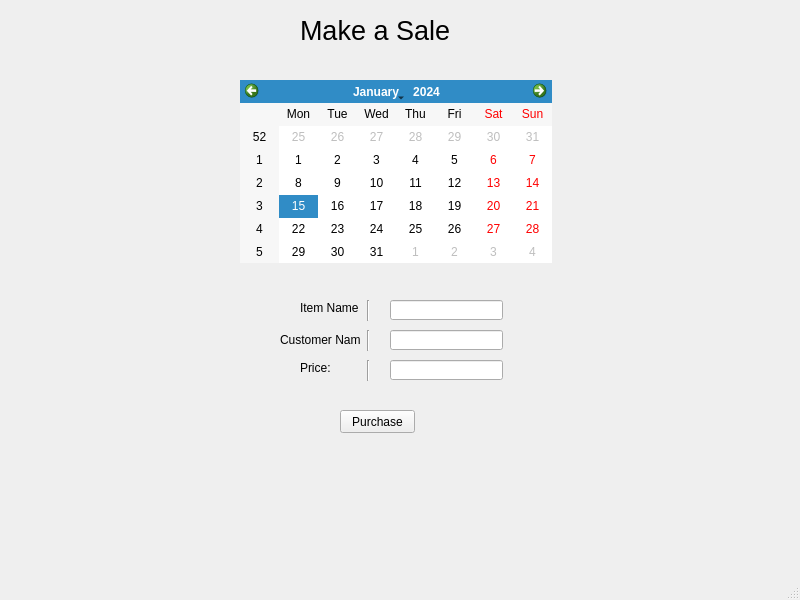
Qt form make_sale/make_sale.ui (WinterCS003/CS008_Project1) before a commit.
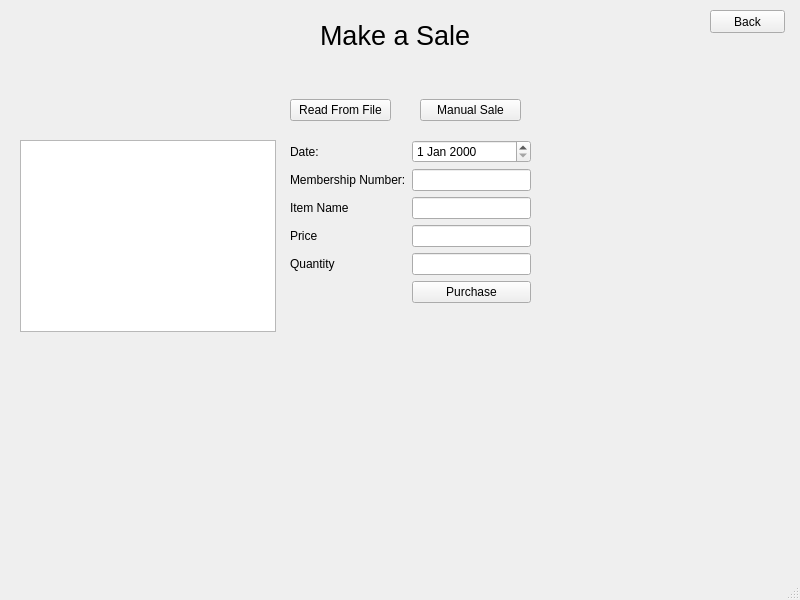
The same form after that commit.

Commit message: All sales related reports and functions

What changed in the file:
```diff
--- a/make_sale/make_sale.ui
+++ b/make_sale/make_sale.ui
@@ -14,153 +14,162 @@
    <string>make_sale</string>
   </property>
   <widget class="QWidget" name="centralwidget">
-   <widget class="QLabel" name="title">
+   <widget class="QWidget" name="horizontalLayoutWidget">
     <property name="geometry">
      <rect>
-      <x>300</x>
+      <x>320</x>
       <y>10</y>
-      <width>151</width>
-      <height>41</height>
+      <width>181</width>
+      <height>51</height>
      </rect>
     </property>
-    <property name="font">
-     <font>
-      <pointsize>20</pointsize>
-     </font>
-    </property>
-    <property name="text">
-     <string>Make a Sale</string>
-    </property>
+    <layout class="QHBoxLayout" name="titleLayout">
+     <item>
+      <widget class="QLabel" name="Title">
+       <property name="font">
+        <font>
+         <pointsize>20</pointsize>
+        </font>
+       </property>
+       <property name="text">
+        <string>Make a Sale</string>
+       </property>
+      </widget>
+     </item>
+    </layout>
    </widget>
-   <widget class="QLabel" name="item_name">
+   <widget class="QWidget" name="formLayoutWidget">
     <property name="geometry">
      <rect>
-      <x>300</x>
-      <y>300</y>
-      <width>61</width>
-      <height>16</height>
+      <x>290</x>
+      <y>140</y>
+      <width>241</width>
+      <height>244</height>
      </rect>
     </property>
-    <property name="text">
-     <string>Item Name</string>
-    </property>
+    <layout class="QFormLayout" name="saleLayout">
+     <item row="0" column="0">
+      <widget class="QLabel" name="dateLabel">
+       <property name="text">
+        <string>Date: </string>
+       </property>
+      </widget>
+     </item>
+     <item row="0" column="1">
+      <widget class="QDateEdit" name="date"/>
+     </item>
+     <item row="1" column="0">
+      <widget class="QLabel" name="numberLabel">
+       <property name="text">
+        <string>Membership Number:</string>
+       </property>
+      </widget>
+     </item>
+     <item row="1" column="1">
+      <widget class="QLineEdit" name="number"/>
+     </item>
+     <item row="2" column="0">
+      <widget class="QLabel" name="nameLabel">
+       <property name="text">
+        <string>Item Name</string>
+       </property>
+      </widget>
+     </item>
+     <item row="2" column="1">
+      <widget class="QLineEdit" name="name"/>
+     </item>
+     <item row="3" column="0">
+      <widget class="QLabel" name="priceLabel">
+       <property name="text">
+        <string>Price</string>
+       </property>
+      </widget>
+     </item>
+     <item row="3" column="1">
+      <widget class="QLineEdit" name="price"/>
+     </item>
+     <item row="4" column="0">
+      <widget class="QLabel" name="quantityLabel">
+       <property name="text">
+        <string>Quantity</string>
+       </property>
+      </widget>
+     </item>
+     <item row="4" column="1">
+      <widget class="QLineEdit" name="quantity"/>
+     </item>
+     <item row="5" column="1">
+      <layout class="QHBoxLayout" name="submitLayout">
+       <item>
+        <widget class="QPushButton" name="makePurchase">
+         <property name="text">
+          <string>Purchase</string>
+         </property>
+        </widget>
+       </item>
+      </layout>
+     </item>
+    </layout>
    </widget>
-   <widget class="QCalendarWidget" name="calendarWidget">
+   <widget class="QWidget" name="verticalLayoutWidget">
     <property name="geometry">
      <rect>
-      <x>240</x>
-      <y>80</y>
-      <width>312</width>
-      <height>183</height>
+      <x>290</x>
+      <y>90</y>
+      <width>101</width>
+      <height>41</height>
      </rect>
     </property>
+    <layout class="QVBoxLayout" name="fileLayout">
+     <item>
+      <widget class="QPushButton" name="fileInput">
+       <property name="text">
+        <string>Read From File</string>
+       </property>
+      </widget>
+     </item>
+    </layout>
    </widget>
-   <widget class="Line" name="line">
+   <widget class="QWidget" name="verticalLayoutWidget_2">
     <property name="geometry">
      <rect>
-      <x>360</x>
-      <y>300</y>
-      <width>16</width>
-      <height>21</height>
+      <x>420</x>
+      <y>90</y>
+      <width>101</width>
+      <height>41</height>
      </rect>
     </property>
-    <property name="orientation">
-     <enum>Qt::Vertical</enum>
-    </property>
+    <layout class="QVBoxLayout" name="manualLayout">
+     <item>
+      <widget class="QPushButton" name="manualSale">
+       <property name="text">
+        <string>Manual Sale</string>
+       </property>
+      </widget>
+     </item>
+    </layout>
    </widget>
-   <widget class="QLineEdit" name="item">
+   <widget class="QPushButton" name="back">
     <property name="geometry">
      <rect>
-      <x>390</x>
-      <y>300</y>
-      <width>113</width>
-      <height>20</height>
-     </rect>
-    </property>
-   </widget>
-   <widget class="Line" name="line_2">
-    <property name="geometry">
-     <rect>
-      <x>360</x>
-      <y>330</y>
-      <width>16</width>
-      <height>21</height>
-     </rect>
-    </property>
-    <property name="orientation">
-     <enum>Qt::Vertical</enum>
-    </property>
-   </widget>
-   <widget class="QLineEdit" name="member">
-    <property name="geometry">
-     <rect>
-      <x>390</x>
-      <y>330</y>
-      <width>113</width>
-      <height>20</height>
-     </rect>
-    </property>
-   </widget>
-   <widget class="QLabel" name="customer_name">
-    <property name="geometry">
-     <rect>
-      <x>280</x>
-      <y>330</y>
-      <width>81</width>
-      <height>20</height>
-     </rect>
-    </property>
-    <property name="text">
-     <string>Customer Name</string>
-    </property>
-   </widget>
-   <widget class="Line" name="line_3">
-    <property name="geometry">
-     <rect>
-      <x>360</x>
-      <y>360</y>
-      <width>16</width>
-      <height>21</height>
-     </rect>
-    </property>
-    <property name="orientation">
-     <enum>Qt::Vertical</enum>
-    </property>
-   </widget>
-   <widget class="QLineEdit" name="price_2">
-    <property name="geometry">
-     <rect>
-      <x>390</x>
-      <y>360</y>
-      <width>113</width>
-      <height>20</height>
-     </rect>
-    </property>
-   </widget>
-   <widget class="QLabel" name="price">
-    <property name="geometry">
-     <rect>
-      <x>300</x>
-      <y>360</y>
-      <width>61</width>
-      <height>16</height>
-     </rect>
-    </property>
-    <property name="text">
-     <string>Price:</string>
-    </property>
-   </widget>
-   <widget class="QPushButton" name="purchase">
-    <property name="geometry">
-     <rect>
-      <x>340</x>
-      <y>410</y>
+      <x>710</x>
+      <y>10</y>
       <width>75</width>
       <height>23</height>
      </rect>
     </property>
     <property name="text">
-     <string>Purchase</string>
+     <string>Back</string>
+    </property>
+   </widget>
+   <widget class="QTextBrowser" name="textBrowser">
+    <property name="geometry">
+     <rect>
+      <x>20</x>
+      <y>140</y>
+      <width>256</width>
+      <height>192</height>
+     </rect>
     </property>
    </widget>
   </widget>
```
The commit also changes 18 other files.
